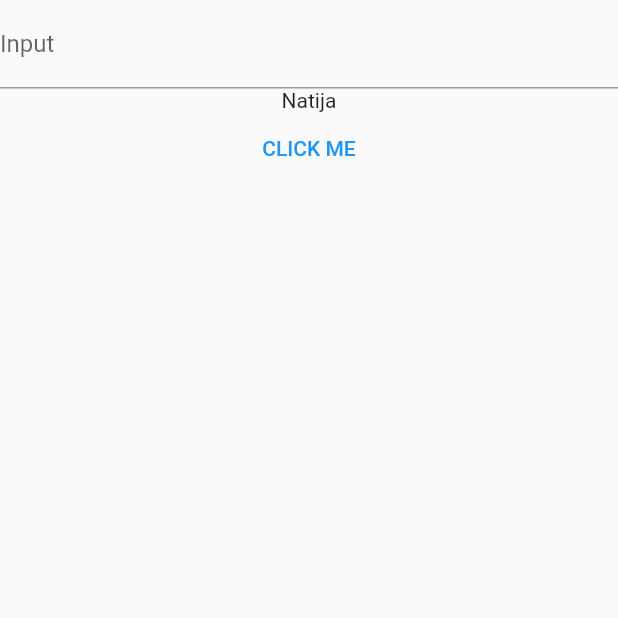
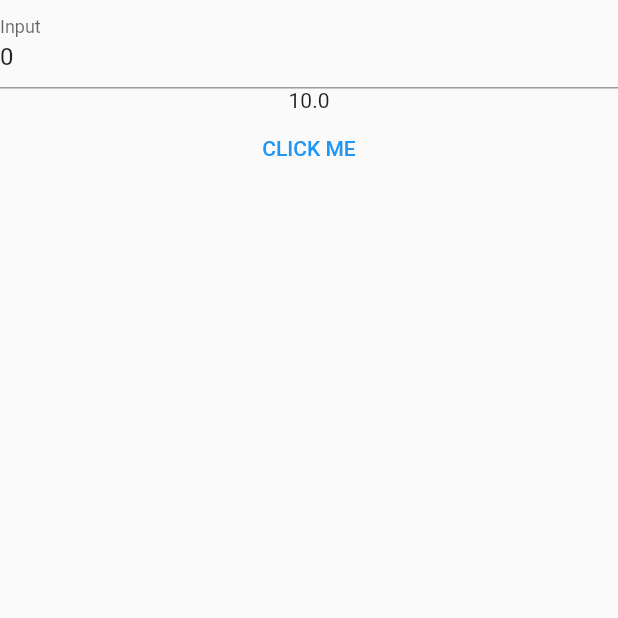
Before and after one commit to GayratShirnboyev/textfield_controller, a Flutter app: the screen it shows after launch, after a tap on "CLICK ME", on a phone screen of 412 x 824 dp, the top half of it. Run offline on Flutter 3.47's test engine with Material 2 defaults, Android fonts, the phone set to English and light mode, and no system bars.

Commit message:
get rulst

```diff
--- a/lib/Screen/myapp.dart
+++ b/lib/Screen/myapp.dart
@@ -8,18 +8,18 @@ class MyApp extends StatefulWidget {
 }
 
 class _MyAppState extends State<MyApp> {
-  TextEditingController txt = TextEditingController();
-  String result = 'Natija';
+  TextEditingController txt = TextEditingController(text: '0');
+  double result = 0;
 
   @override
   Widget build(BuildContext context) {
     printTxt() {
       double x = 10;
       double y = double.parse(txt.text);
+
       print('text:${y + x}');
-
       setState(() {
-        result = 'change';
+        result = x + y;
       });
     }
 
@@ -32,7 +32,7 @@ class _MyAppState extends State<MyApp> {
             controller: txt,
             keyboardType: TextInputType.numberWithOptions(decimal: true),
           ),
-          Text(result),
+          Text(result.toString()),
           TextButton(
             onPressed: printTxt,
             child: Text('CLICK ME'),
```
